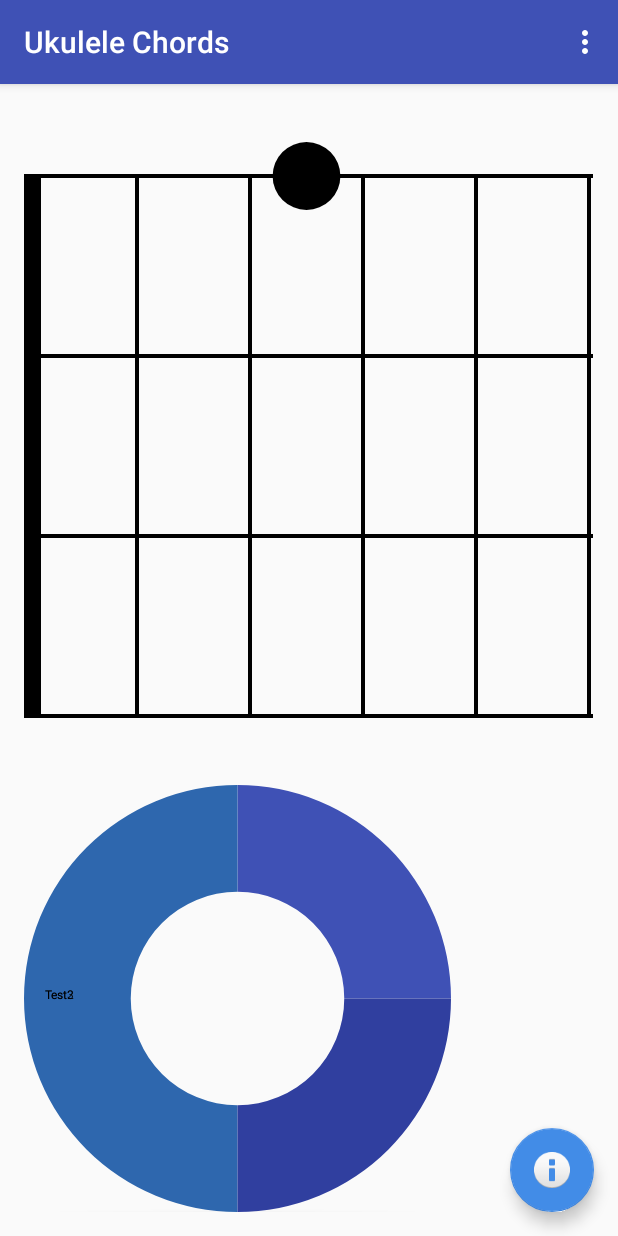
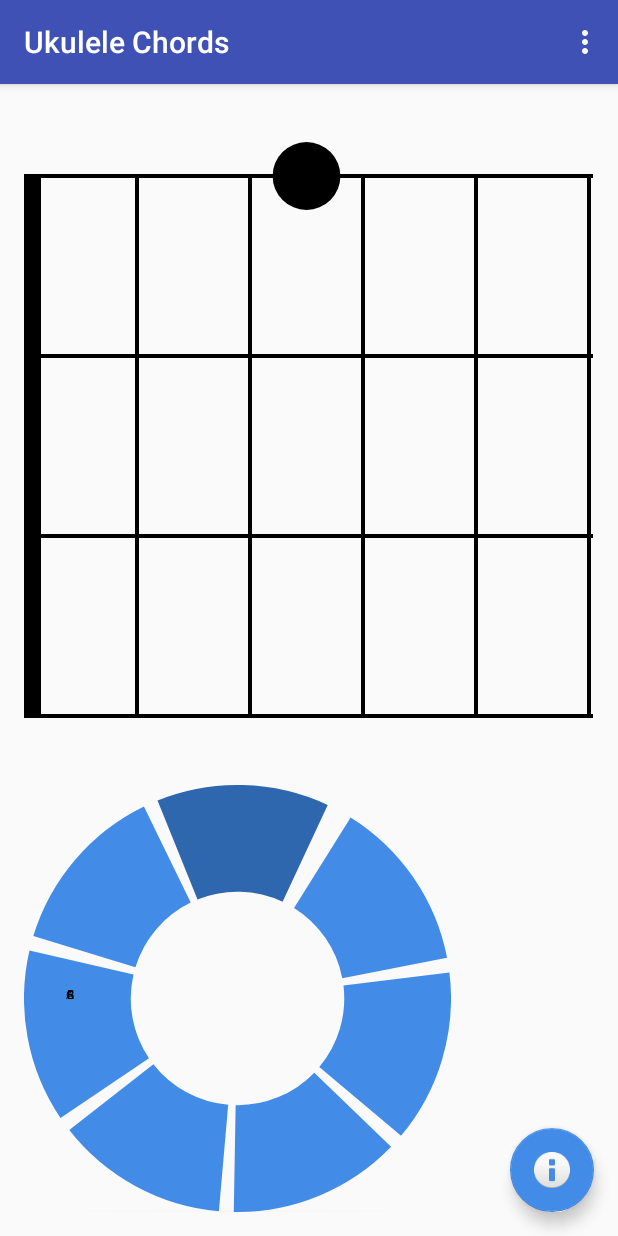
Before and after one commit to bneumann/ukulelechords, an Android app: the screen it shows after launch (MainActivity), on a phone screen of 412 x 824 dp. Run offline under Robolectric (Android 15) with nearby library versions, the phone set to English and light mode, and no system bars.

Commit message:
Pie chart has some nice spacers now

```diff
--- a/app/src/main/java/com/newbucket/controls/PieChart.java
+++ b/app/src/main/java/com/newbucket/controls/PieChart.java
@@ -22,6 +22,7 @@ import android.content.res.Resources;
 import android.content.res.TypedArray;
 import android.graphics.*;
 import android.os.Build;
+import android.support.v4.content.ContextCompat;
 import android.util.AttributeSet;
 import android.view.*;
 import android.widget.Scroller;
@@ -606,11 +607,15 @@ public class PieChart extends ViewGroup {
     private void onDataChanged() {
         // When the data changes, we have to recalculate
         // all of the angles.
-        int currentAngle = 0;
+
+        // distance between items
+        int angleSpace = (int)((360.0f / mTotal) * 0.08f);
+        // First item is always in the middle on top
+        int currentAngle = 90 - (int)((360.0f / mTotal) / 2);
         for (Item it : mData) {
             it.mStartAngle = currentAngle;
-            it.mEndAngle = (int) ((float) currentAngle + it.mValue * 360.0f / mTotal);
-            currentAngle = it.mEndAngle;
+            it.mEndAngle = (int) ((float) currentAngle + it.mValue * 360.0f / mTotal) - angleSpace;
+            currentAngle = it.mEndAngle + angleSpace;
 
 
             // Recalculate the gradient shaders. There are
@@ -737,12 +742,13 @@ public class PieChart extends ViewGroup {
 
         // In edit mode it's nice to have some demo data, so add that here.
         if (this.isInEditMode()) {
-            Resources res = getResources();
-            addItem("Annabelle", 3, res.getColor(R.color.colorAccent));
-            addItem("Brunhilde", 4, res.getColor(R.color.colorAccent));
-            addItem("Carolina", 2, res.getColor(R.color.colorAccent));
-            addItem("Dahlia", 3, res.getColor(R.color.colorAccent));
-            addItem("Ekaterina", 1, res.getColor(R.color.colorActiveButton));
+            addItem("C", 1, ContextCompat.getColor(this.getContext(), R.color.colorActiveButton));
+            addItem("D", 1, ContextCompat.getColor(this.getContext(), R.color.colorAccent));
+            addItem("E", 1, ContextCompat.getColor(this.getContext(), R.color.colorAccent));
+            addItem("F", 1, ContextCompat.getColor(this.getContext(), R.color.colorAccent));
+            addItem("G", 1, ContextCompat.getColor(this.getContext(), R.color.colorAccent));
+            addItem("A", 1, ContextCompat.getColor(this.getContext(), R.color.colorAccent));
+            addItem("B", 1, ContextCompat.getColor(this.getContext(), R.color.colorAccent));
         }
 
     }
--- a/app/src/main/java/com/newbucket/ukulelechords/MainActivity.java
+++ b/app/src/main/java/com/newbucket/ukulelechords/MainActivity.java
@@ -57,11 +57,13 @@ public class MainActivity extends AppCompatActivity
         mFretView.SetChord(mChordlib.getChord(mKey));
         mFretView.setOnLongClickListener(new onFretLongCLickListener());
 
-        mPieView.addItem("Test", 1, ContextCompat.getColor(mContext, R.color.colorPrimary));
-        mPieView.addItem("Test2", 2, ContextCompat.getColor(mContext, R.color.colorActiveButton));
-        mPieView.addItem("Test3",1, ContextCompat.getColor(mContext, R.color.colorPrimaryDark));
-        mPieView.setShowText(true);
-        mPieView.invalidate();
+        mPieView.addItem("C", 1, ContextCompat.getColor(mContext, R.color.colorActiveButton));
+        mPieView.addItem("D", 1, ContextCompat.getColor(mContext, R.color.colorAccent));
+        mPieView.addItem("E", 1, ContextCompat.getColor(mContext, R.color.colorAccent));
+        mPieView.addItem("F", 1, ContextCompat.getColor(mContext, R.color.colorAccent));
+        mPieView.addItem("G", 1, ContextCompat.getColor(mContext, R.color.colorAccent));
+        mPieView.addItem("A", 1, ContextCompat.getColor(mContext, R.color.colorAccent));
+        mPieView.addItem("B", 1, ContextCompat.getColor(mContext, R.color.colorAccent));
 
         FloatingActionButton vAddChords = (FloatingActionButton) findViewById(R.id.addchords);
         vAddChords.setOnClickListener(new View.OnClickListener()
```
Also changed, not shown: app/src/main/ic_launcher-web.png, 1 other file.
